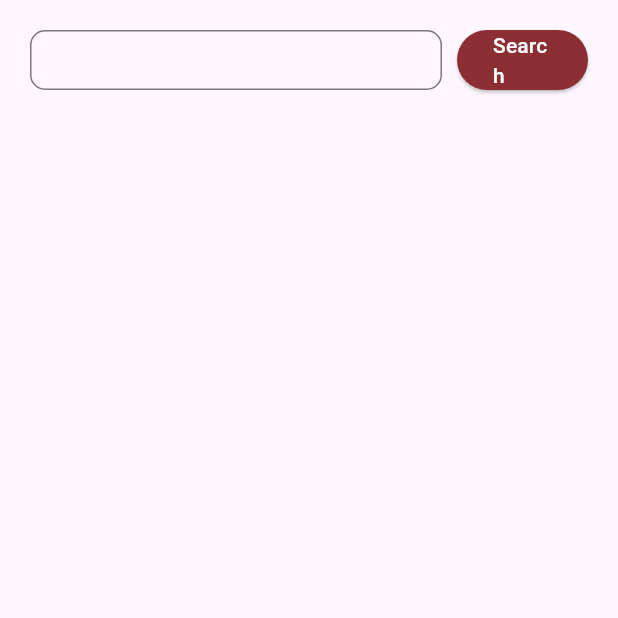
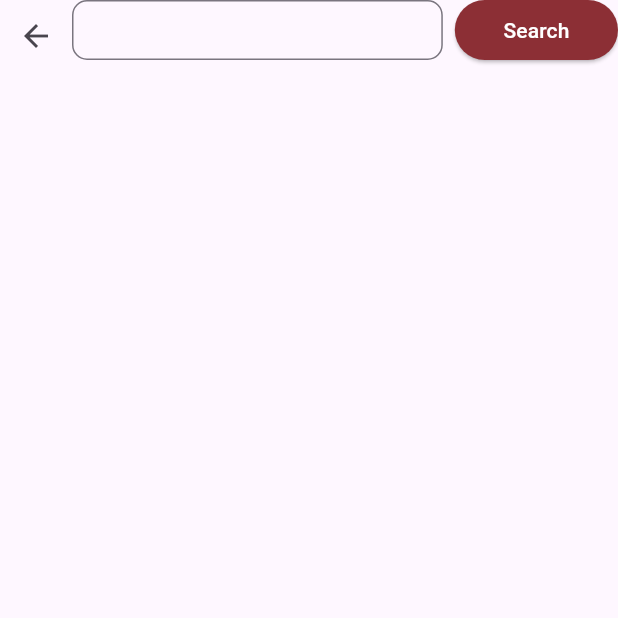
Before and after one commit to nithaparveen/news_app, a Flutter app: the SearchScreen screen opened directly, on a phone screen of 412 x 824 dp, the top half of it. Run offline on Flutter 3.47's test engine with Material 3 defaults, Android fonts, the phone set to English and light mode, and no system bars; our stand-ins replace lottie, share_plus.

Commit message:
icon added

```diff
--- a/lib/controller/search_screen_controller.dart
+++ b/lib/controller/search_screen_controller.dart
@@ -12,7 +12,7 @@ class SearchScreenController with ChangeNotifier {
     notifyListeners();
 
     final url = Uri.parse(
-        "https://newsapi.org/v2/everything?q=&sortBy=popularity&apiKey=d710607b0b3d4c69ac3ea7762247ec90");
+        "https://newsapi.org/v2/everything?q=$searchText&sortBy=popularity&apiKey=d710607b0b3d4c69ac3ea7762247ec90");
     try {
       final response = await http.get(
         url,
--- a/lib/view/search_screen/search_screen.dart
+++ b/lib/view/search_screen/search_screen.dart
@@ -24,17 +24,17 @@ class _SearchScreenState extends State<SearchScreen> {
         Provider.of<SearchScreenController>(context);
     return Scaffold(
       body: SafeArea(
-          child: Padding(
-        padding: const EdgeInsets.all(20),
           child: Column(
             children: [
               Row(
-              mainAxisAlignment: MainAxisAlignment.spaceBetween,
+                mainAxisAlignment: MainAxisAlignment.start,
+                crossAxisAlignment: CrossAxisAlignment.start ,
                 children: [
+                  IconButton(onPressed: (){Navigator.pop(context);}, icon: Icon(Icons.arrow_back)),
                   SizedBox(
                     height: 40,
-                  width: MediaQuery.sizeOf(context).width * 2 / 3,
-                  child: TextField(
+                    width: MediaQuery.sizeOf(context).width * .6,
+                    child: TextField(maxLines: 6,
                       controller: textController,
                       decoration: InputDecoration(
                         border: OutlineInputBorder(
@@ -47,11 +47,11 @@ class _SearchScreenState extends State<SearchScreen> {
                       ),
                     ),
                   ),
-                const SizedBox(
-                 width: 10,
+                   SizedBox(
+                   width: 8,
                   ),
                   Expanded(
-                  child: SizedBox(height: 40,
+                    child: SizedBox(height: 40,width: 60,
                       child: ElevatedButton(
                         onPressed: () {
                           provider.searchData(
@@ -106,7 +106,6 @@ class _SearchScreenState extends State<SearchScreen> {
                         itemCount: provider.newsModel?.articles?.length ?? 0),
               )
             ],
-        ),
           )),
     );
   }
```
Also changed, not shown: 21 other files. Lines whose indentation alone changed are shown as unchanged.
